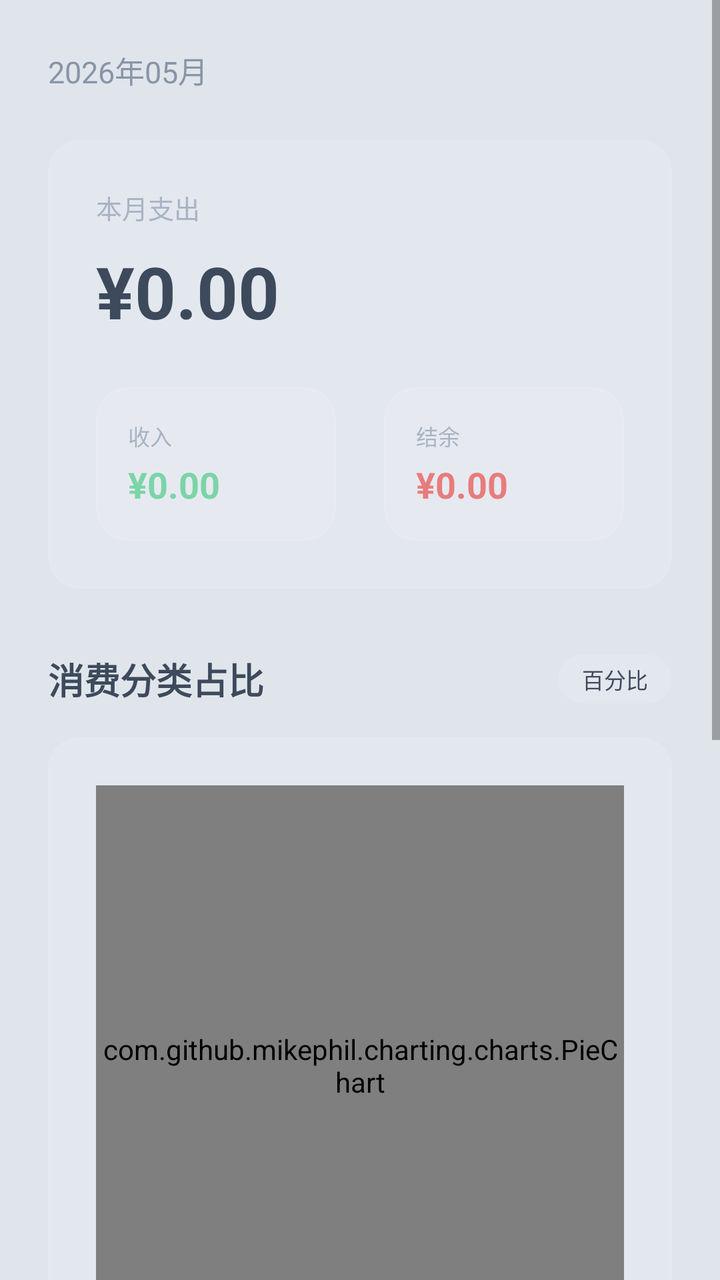
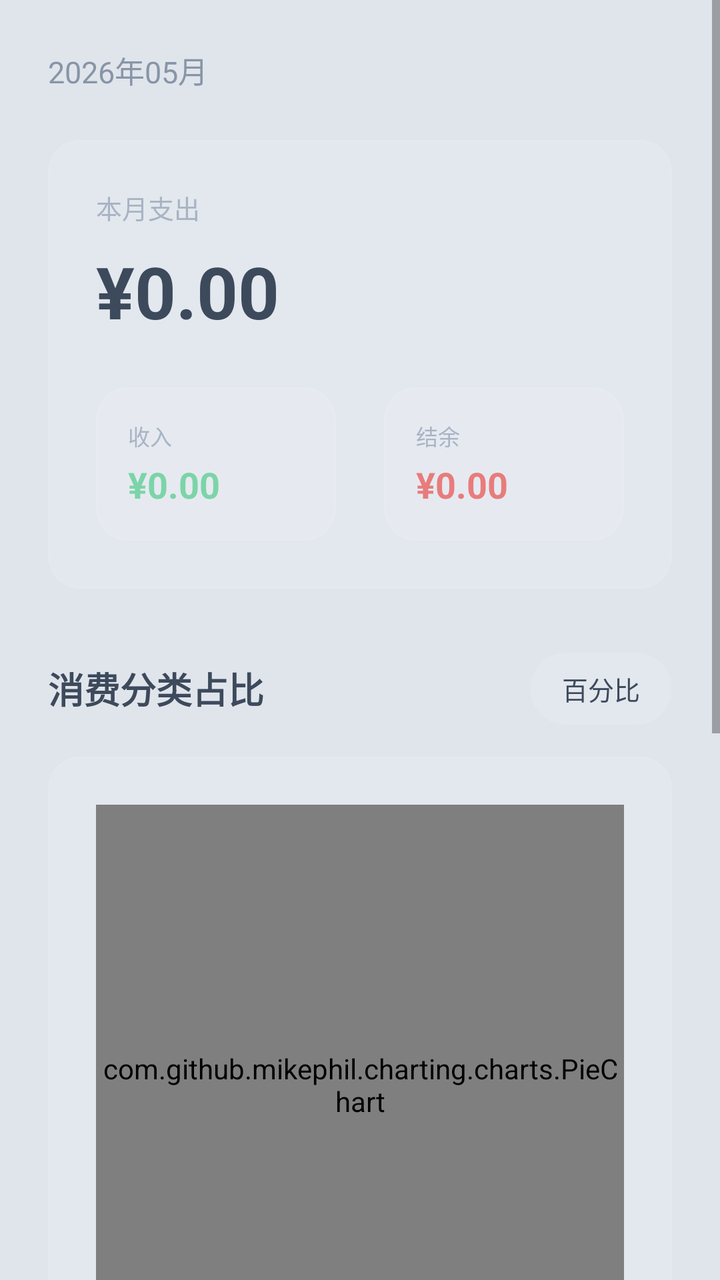

Screens rendered from an Android XML layout before and after an edit, with the pre-edit source and the edit as a unified diff.
<!-- AndroidManifest.xml: application theme Theme.BillBook -->
<!-- res/layout/fragment_statistics.xml -->
<?xml version="1.0" encoding="utf-8"?>
<ScrollView xmlns:android="http://schemas.android.com/apk/res/android"
    android:layout_width="match_parent"
    android:layout_height="match_parent"
    android:background="@android:color/transparent"
    android:fillViewport="true">

    <LinearLayout
        android:layout_width="match_parent"
        android:layout_height="wrap_content"
        android:orientation="vertical"
        android:paddingHorizontal="@dimen/spacing_lg"
        android:paddingTop="@dimen/spacing_lg"
        android:paddingBottom="@dimen/spacing_lg">

        <TextView
            android:id="@+id/tvMonth"
            android:layout_width="wrap_content"
            android:layout_height="wrap_content"
            android:text="2026年05月"
            android:textColor="@color/text_secondary"
            android:textSize="@dimen/text_md" />

        
        <LinearLayout
            android:layout_width="match_parent"
            android:layout_height="wrap_content"
            android:layout_marginTop="@dimen/spacing_lg"
            android:background="@drawable/bg_glass_card"
            android:orientation="vertical"
            android:padding="@dimen/spacing_lg">

            <TextView
                android:layout_width="wrap_content"
                android:layout_height="wrap_content"
                android:text="本月支出"
                android:textColor="@color/text_hint"
                android:textSize="@dimen/text_sm" />

            <TextView
                android:id="@+id/tvTotalExpense"
                android:layout_width="wrap_content"
                android:layout_height="wrap_content"
                android:layout_marginTop="@dimen/spacing_sm"
                android:text="¥0.00"
                android:textColor="@color/text_primary"
                android:textSize="@dimen/text_display"
                android:textStyle="bold" />

            <LinearLayout
                android:layout_width="match_parent"
                android:layout_height="wrap_content"
                android:layout_marginTop="@dimen/spacing_lg"
                android:orientation="horizontal">

                <LinearLayout
                    android:layout_width="0dp"
                    android:layout_height="wrap_content"
                    android:layout_weight="1"
                    android:background="@drawable/bg_glass_card"
                    android:orientation="vertical"
                    android:padding="@dimen/spacing_md">

                    <TextView
                        android:layout_width="wrap_content"
                        android:layout_height="wrap_content"
                        android:text="收入"
                        android:textColor="@color/text_hint"
                        android:textSize="@dimen/text_xs" />

                    <TextView
                        android:id="@+id/tvTotalIncome"
                        android:layout_width="wrap_content"
                        android:layout_height="wrap_content"
                        android:layout_marginTop="@dimen/spacing_xs"
                        android:text="¥0.00"
                        android:textColor="@color/income_green"
                        android:textSize="@dimen/text_lg"
                        android:textStyle="bold" />
                </LinearLayout>

                <View
                    android:layout_width="@dimen/spacing_lg"
                    android:layout_height="match_parent" />

                <LinearLayout
                    android:layout_width="0dp"
                    android:layout_height="wrap_content"
                    android:layout_weight="1"
                    android:background="@drawable/bg_glass_card"
                    android:orientation="vertical"
                    android:padding="@dimen/spacing_md">

                    <TextView
                        android:layout_width="wrap_content"
                        android:layout_height="wrap_content"
                        android:text="结余"
                        android:textColor="@color/text_hint"
                        android:textSize="@dimen/text_xs" />

                    <TextView
                        android:id="@+id/tvBalance"
                        android:layout_width="wrap_content"
                        android:layout_height="wrap_content"
                        android:layout_marginTop="@dimen/spacing_xs"
                        android:text="¥0.00"
                        android:textColor="@color/expense_red"
                        android:textSize="@dimen/text_lg"
                        android:textStyle="bold" />
                </LinearLayout>
            </LinearLayout>
        </LinearLayout>

        
        <LinearLayout
            android:layout_width="match_parent"
            android:layout_height="wrap_content"
            android:layout_marginTop="@dimen/spacing_xl"
            android:gravity="center_vertical"
            android:orientation="horizontal">

            <TextView
                android:layout_width="0dp"
                android:layout_height="wrap_content"
                android:layout_weight="1"
                android:text="消费分类占比"
                android:textColor="@color/text_primary"
                android:textSize="@dimen/text_lg"
                android:textStyle="bold" />

            <TextView
                android:id="@+id/btnPieToggle"
                android:layout_width="wrap_content"
                android:layout_height="wrap_content"
                android:background="@drawable/bg_segment_control"
                android:paddingHorizontal="12dp"
                android:paddingVertical="4dp"
                android:text="百分比"
                android:textColor="@color/text_primary"
                android:textSize="@dimen/text_xs" />
        </LinearLayout>

        <LinearLayout
            android:layout_width="match_parent"
            android:layout_height="wrap_content"
            android:layout_marginTop="@dimen/spacing_md"
            android:background="@drawable/bg_glass_card"
            android:orientation="vertical"
            android:padding="@dimen/spacing_lg">

            <com.github.mikephil.charting.charts.PieChart
                android:id="@+id/pieChart"
                android:layout_width="match_parent"
                android:layout_height="280dp" />
        </LinearLayout>

        
        <TextView
            android:layout_width="wrap_content"
            android:layout_height="wrap_content"
            android:layout_marginTop="@dimen/spacing_xl"
            android:text="近6个月收支趋势"
            android:textColor="@color/text_primary"
            android:textSize="@dimen/text_lg"
            android:textStyle="bold" />

        <LinearLayout
            android:layout_width="match_parent"
            android:layout_height="wrap_content"
            android:layout_marginTop="@dimen/spacing_md"
            android:background="@drawable/bg_glass_card"
            android:orientation="vertical"
            android:padding="@dimen/spacing_lg">

            <com.github.mikephil.charting.charts.LineChart
                android:id="@+id/lineChart"
                android:layout_width="match_parent"
                android:layout_height="240dp" />
        </LinearLayout>

        <View
            android:layout_width="match_parent"
            android:layout_height="@dimen/spacing_lg" />
    </LinearLayout>
</ScrollView>
<!-- resources referenced by this layout -->
<resources>
  <color name="expense_red">#E87C7C</color>
  <color name="income_green">#7CD4A8</color>
  <color name="text_hint">#A8B4C4</color>
  <color name="text_primary">#3D4A5C</color>
  <color name="text_secondary">#8895A7</color>
  <dimen name="spacing_lg">24dp</dimen>
  <dimen name="spacing_md">16dp</dimen>
  <dimen name="spacing_sm">8dp</dimen>
  <dimen name="spacing_xl">32dp</dimen>
  <dimen name="spacing_xs">4dp</dimen>
  <dimen name="text_display">36sp</dimen>
  <dimen name="text_lg">18sp</dimen>
  <dimen name="text_md">15sp</dimen>
  <dimen name="text_sm">13sp</dimen>
  <dimen name="text_xs">11sp</dimen>
  <!-- drawable bg_glass_card (drawable) -->
  <?xml version="1.0" encoding="utf-8"?>
  <shape xmlns:android="http://schemas.android.com/apk/res/android"
      android:shape="rectangle">
      <solid android:color="#18FFFFFF" />
      <corners android:radius="16dp" />
      <stroke
          android:width="0.5dp"
          android:color="#20FFFFFF" />
  </shape>
  <!-- drawable bg_segment_control (drawable) -->
  <?xml version="1.0" encoding="utf-8"?>
  <shape xmlns:android="http://schemas.android.com/apk/res/android"
      android:shape="rectangle">
      <solid android:color="#15FFFFFF" />
      <corners android:radius="20dp" />
      <stroke android:width="0.5dp" android:color="#10FFFFFF" />
  </shape>
  <style name="Theme.BillBook" parent="Theme.MaterialComponents.Light.NoActionBar">
          <item name="colorPrimary">@color/colorPrimary</item>
          <item name="colorPrimaryDark">@color/colorPrimaryDark</item>
          <item name="colorAccent">@color/colorAccent</item>
          <item name="android:windowBackground">@color/bg_page</item>
          <item name="android:statusBarColor">@android:color/transparent</item>
          <item name="android:navigationBarColor">@android:color/transparent</item>
          <item name="android:windowLightNavigationBar">true</item>
      </style>
  <color name="colorPrimary">#6B8DD6</color>
  <color name="colorPrimaryDark">#5A7BC8</color>
  <color name="colorAccent">#8BA7E8</color>
  <color name="bg_page">#E0E5EC</color>
</resources>

<!-- the commit's change to res/layout/fragment_statistics.xml (unified diff, before → after) -->
@@ -131,13 +131,14 @@
             <TextView
                 android:id="@+id/btnPieToggle"
                 android:layout_width="wrap_content"
-                android:layout_height="wrap_content"
+                android:layout_height="36dp"
                 android:background="@drawable/bg_segment_control"
-                android:paddingHorizontal="12dp"
-                android:paddingVertical="4dp"
+                android:gravity="center"
+                android:minWidth="64dp"
+                android:paddingHorizontal="16dp"
                 android:text="百分比"
                 android:textColor="@color/text_primary"
-                android:textSize="@dimen/text_xs" />
+                android:textSize="@dimen/text_sm" />
         </LinearLayout>
 
         <LinearLayout
